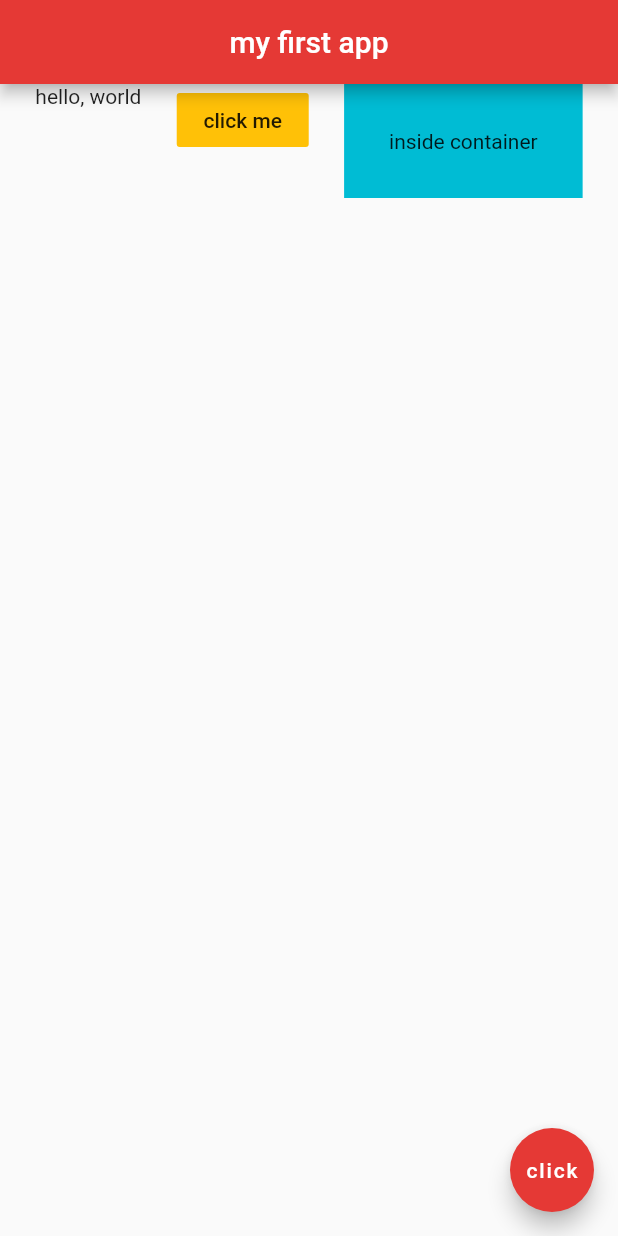
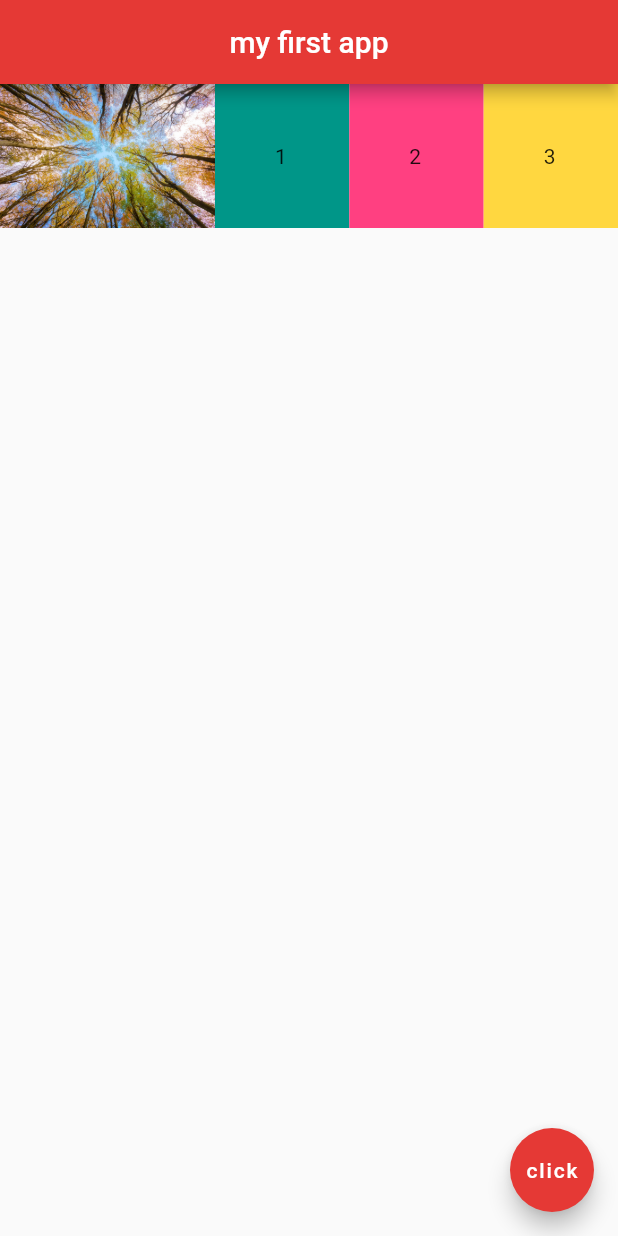
Before and after one commit to NimrahAltafAdam/first_app, a Flutter app: the screen it shows after launch, on a phone screen of 412 x 824 dp. Run offline on Flutter 3.47's test engine with Material 2 defaults, Android fonts, the phone set to English and light mode, and no system bars; our stand-ins replace google_fonts.

Commit message:
Expanded Widget + Flex

```diff
--- a/lib/main.dart
+++ b/lib/main.dart
@@ -300,7 +300,7 @@ void main() => runApp(MaterialApp(
 //ROW WIDGET
 //-mainAxisAlignment
 //-crossAxisAlignment
-class Home extends StatelessWidget {
+/*class Home extends StatelessWidget {
   const Home({Key? key}) : super(key: key);
 
   @override //to overide the build function inherited from stateless widget
@@ -334,4 +334,106 @@ class Home extends StatelessWidget {
       ),
     );
   }
+}*/
+
+
+//COLUMN
+/*class Home extends StatelessWidget {
+  const Home({Key? key}) : super(key: key);
+
+  @override //to overide the build function inherited from stateless widget
+  Widget build(BuildContext context) {
+    return Scaffold(
+      appBar: AppBar(
+        title:Text('my first app'),
+        centerTitle: true,
+        backgroundColor: Colors.red[600],
+      ),
+      body: Column(
+        mainAxisAlignment: MainAxisAlignment.end,
+        crossAxisAlignment: CrossAxisAlignment.start,
+        children: [
+          Row (
+            children: <Widget> [
+              Text('Hello,'),
+              Text('World'),
+            ],
+          ),
+          Container(
+              padding: EdgeInsets.all(30.0),
+              color: Colors.amber,
+              child: Text('Shoulders')
+          ),
+          Container(
+            padding: EdgeInsets.all(20.0),
+            color: Colors.cyan,
+            child: Text('Head')
+          ),
+          Container(
+              padding: EdgeInsets.all(40.0),
+              color: Colors.teal,
+              child: Text('Knees')
+          ),
+        ],
+      ),
+      floatingActionButton: FloatingActionButton(
+        child: Text('click'),
+        onPressed: () {},
+        backgroundColor: Colors.red[600],
+      ),
+    );
+  }
+}*/
+
+//LEC #14 EXPANDED WIDGETS
+class Home extends StatelessWidget {
+  const Home({Key? key}) : super(key: key);
+
+  @override //to overide the build function inherited from stateless widget
+  Widget build(BuildContext context) {
+    return Scaffold(
+      appBar: AppBar(
+        title:Text('my first app'),
+        centerTitle: true,
+        backgroundColor: Colors.red[600],
+      ),
+      body: Row(
+        children: <Widget> [
+          Expanded(
+              child: Image.asset('assets/tree.jpg'),
+            flex: 8
+          ),
+          Expanded(
+            flex: 5,
+            child: Container(
+                padding: EdgeInsets.all(40.0),
+                color: Colors.teal,
+                child: Text('1')
+            ),
+          ),
+          Expanded(
+            flex: 5,
+            child: Container(
+                padding: EdgeInsets.all(40.0),
+                color: Colors.pinkAccent,
+                child: Text('2')
+            ),
+          ),
+          Expanded(
+            flex: 5,
+            child: Container(
+                padding: EdgeInsets.all(40.0),
+                color: Colors.amberAccent,
+                child: Text('3')
+            ),
+          )
+        ],
+      ) ,
+      floatingActionButton: FloatingActionButton(
+        child: Text('click'),
+        onPressed: () {},
+        backgroundColor: Colors.red[600],
+      ),
+    );
+  }
 }
```
Also changed, not shown: assets/tree.jpg (renamed from assets/trees-g6dae2bf62_1920.jpg).
